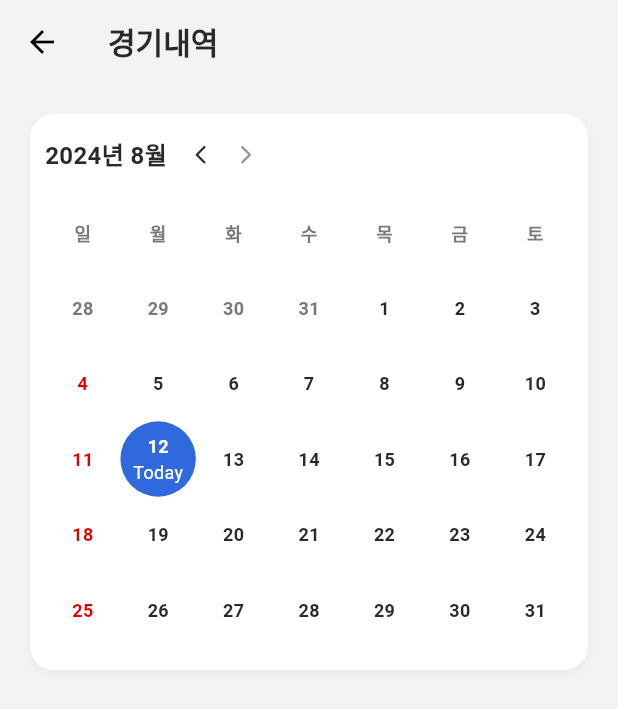
After one commit to KIMSEUNGWO/All_Of_Football_Flutter, a Flutter app: the MatchHistoryWidget screen opened directly, on a phone screen of 412 x 824 dp. The commit adds this screen. Shown: the top 709 px of the screen. Run offline on Flutter 3.47's test engine with Material 3 defaults, Android fonts, the light colour scheme and no system bars; our stand-ins replace carousel_slider, flutter_riverpod, flutter_svg, shared_preferences, skeletonizer; missing offline and left inert: dart:ffi, flutter_line_sdk; accounts and stored records are empty; Roboto replaces fonts that are missing (Pretendard); project files that could hold a hidden picture were left out.

Commit message:
feat : 캘린더구현중

```diff
--- /dev/null
+++ b/lib/widgets/component/calender.dart
@@ -0,0 +1,217 @@
+
+import 'package:all_of_football/widgets/component/custom_container.dart';
+import 'package:flutter/material.dart';
+import 'package:intl/intl.dart';
+
+class CalenderWidget extends StatefulWidget {
+  const CalenderWidget({super.key});
+
+  @override
+  State<CalenderWidget> createState() => _CalenderWidgetState();
+}
+
+class _CalenderWidgetState extends State<CalenderWidget> {
+
+  late PageController _pageController;
+  late DateTime _today;
+  late DateTime _selectDate;
+  late DateTime _currentDate;
+
+  final List<String> _weeks = ['일', '월', '화', '수', '목', '금', '토'];
+
+  void _preDate() {
+    setState(() {
+      _currentDate = DateTime(_currentDate.year, _currentDate.month - 1, 1);
+    });
+  }
+  void _nextDate() {
+    setState(() {
+      _currentDate = DateTime(_currentDate.year, _currentDate.month + 1, 1);
+    });
+  }
+  void _select(DateTime date) {
+    int cYear = _selectDate.year;
+    int cMonth = _selectDate.month;
+    int sYear = date.year;
+    int sMonth = date.month;
+
+    if (cYear > sYear || (cYear == sYear && cMonth > sMonth)) {
+      _preDate(); // 이전 달로 이동
+    } else if (cYear < sYear || (cYear == sYear && cMonth < sMonth)) {
+      _nextDate(); // 다음 달로 이동
+    }
+
+    setState(() {
+      _selectDate = date;
+    });
+  }
+
+  List<DateTime> generate(DateTime date) {
+    List<DateTime> result = [];
+
+    DateTime firstDayOfMonth = DateTime(date.year, date.month, 1);
+
+
+    int startWeekday = firstDayOfMonth.weekday % 7; // 1: 월요일, 7: 일요일
+    // 이전 달의 마지막 날짜들 추가
+    if (startWeekday > 0) {
+      for (int i = startWeekday; i > 0; i--) {
+        result.add(firstDayOfMonth.add(Duration(days: -1 * i)));
+      }
+    }
+
+    int daysInMonth = DateTime(date.year, date.month, 0).day; // 해당 월의 일수
+    for (int i=0;i<daysInMonth;i++) {
+      result.add(firstDayOfMonth.add(Duration(days: i)));
+    }
+
+    // 다음 달의 첫 날짜들 추가
+    int remainingDays = 7 - result.length % 7;
+    if (remainingDays < 7) {
+      for (int i = 1; i <= remainingDays; i++) {
+        result.add(firstDayOfMonth.add(Duration(days: daysInMonth + i - 1)));
+      }
+    }
+
+    return result;
+
+  }
+
+  @override
+  void initState() {
+    DateTime now = DateTime.now();
+    _today = DateTime(now.year, now.month, now.day);
+    _currentDate = DateTime(now.year, now.month, 1);
+    _selectDate = DateTime(now.year, now.month, now.day);
+    _pageController = PageController();
+    super.initState();
+  }
+
+  @override
+  void dispose() {
+    _pageController.dispose();
+    super.dispose();
+  }
+  @override
+  Widget build(BuildContext context) {
+
+    List<DateTime> calendar = generate(_currentDate);
+
+    return CustomContainer(
+      padding: const EdgeInsets.symmetric(horizontal: 10, vertical: 15),
+      child: Column(
+        children: [
+          Row(
+            children: [
+              Text(DateFormat('yyyy년 M월').format(_currentDate),
+                style: TextStyle(
+                  color: Theme.of(context).colorScheme.primary,
+                  fontSize: Theme.of(context).textTheme.displaySmall!.fontSize,
+                  fontWeight: FontWeight.w600
+                ),
+              ),
+              const SizedBox(width: 15,),
+              Row(
+                children: [
+                  GestureDetector(
+                    onTap: _preDate,
+                    child: Icon(Icons.arrow_back_ios_new_rounded,
+                      size: 15,
+                      color: Color(0xFF292929),
+                    ),
+                  ),
+                  SizedBox(width: 15,),
+                  GestureDetector(
+                    onTap: _nextDate,
+                    child: Icon(Icons.arrow_forward_ios_rounded,
+                      size: 15,
+                      color: Color(0xFF999999),
+                    ),
+                  ),
+                ],
+              ),
+            ],
+          ),
+          const SizedBox(height: 15,),
+          Column(
+            children: [
+              GridView.builder(
+                padding: EdgeInsets.zero,
+                physics: const NeverScrollableScrollPhysics(),
+                shrinkWrap: true,
+                gridDelegate: const SliverGridDelegateWithFixedCrossAxisCount(
+                  crossAxisCount: 7, // 한 줄에 7개의 항목(요일 수)
+                ),
+                itemCount: 7,
+                itemBuilder: (context, index) {
+                  return Center(
+                    child: Text(_weeks[index],
+                      style: TextStyle(
+                          fontSize: Theme.of(context).textTheme.bodyMedium!.fontSize,
+                          fontWeight: FontWeight.w600
+                      ),
+                    ),
+                  );
+                },
+              ),
+              GridView.builder(
+                padding: EdgeInsets.zero,
+                physics: const NeverScrollableScrollPhysics(),
+                shrinkWrap: true,
+                gridDelegate: const SliverGridDelegateWithFixedCrossAxisCount(
+                  crossAxisCount: 7, // 한 줄에 7개의 항목(요일 수)
+                ),
+                itemCount: calendar.length,
+                itemBuilder: (context, index) {
+
+                  DateTime date = calendar[index];
+                  bool isToday = _today.compareTo(date) == 0;
+                  bool isSelectDay = _selectDate.compareTo(date) == 0;
+
+                  return GestureDetector(
+                    onTap: () {
+                      _select(date);
+                    },
+                    child: Container(
+                      decoration: BoxDecoration(
+                          borderRadius: BorderRadius.circular(100),
+                          color: isSelectDay
+                              ? Theme.of(context).colorScheme.onPrimary
+                              : null
+                      ),
+                      child: Center(
+                        child: Column(
+                          mainAxisSize: MainAxisSize.min,
+                          children: [
+                            Text('${date.day}',
+                              style: TextStyle(
+                                  fontSize: Theme.of(context).textTheme.bodyMedium!.fontSize,
+                                  fontWeight: FontWeight.w600,
+                                  color: (_currentDate.year != date.year || _currentDate.month != date.month) ? const Color(0xFF797979)
+                                      : isSelectDay ? Colors.white
+                                      : date.weekday == 7 ? const Color(0xFFE30000)
+                                      : const Color(0xFF292929)
+                              ),
+                            ),
+                            if (isToday)
+                              Text('Today',
+                                style: TextStyle(
+                                    fontStyle: Theme.of(context).textTheme.bodySmall!.fontStyle,
+                                    color: isSelectDay ? Colors.white
+                                        : null
+                                ),
+                              )
+                          ],
+                        ),
+                      ),
+                    ),
+                  );
+                },
+              ),
+            ],
+          ),
+        ],
+      ),
+    );
+  }
+}
--- a/lib/widgets/component/custom_container.dart
+++ b/lib/widgets/component/custom_container.dart
@@ -7,11 +7,11 @@ class CustomContainer extends StatelessWidget {
   final double? width;
   final double? height;
   final EdgeInsets? margin;
-  BoxConstraints? constraints;
-  EdgeInsets? padding;
-  BorderRadius? radius;
+  final BoxConstraints? constraints;
+  final EdgeInsets? padding;
+  final BorderRadius? radius;
 
-  CustomContainer({super.key, this.width, this.height, this.margin, this.radius, this.child, this.padding, this.constraints});
+  const CustomContainer({super.key, this.width, this.height, this.margin, this.radius, this.child, this.padding, this.constraints});
 
   @override
   Widget build(BuildContext context) {
--- a/lib/widgets/component/search_data.dart
+++ b/lib/widgets/component/search_data.dart
@@ -6,6 +6,7 @@ import 'package:all_of_football/notifier/region_notifier.dart';
 import 'package:flutter/material.dart';
 
 import 'package:flutter_riverpod/flutter_riverpod.dart';
+import 'package:intl/intl.dart';
 
 class SearchData extends ConsumerStatefulWidget {
   final Function(SearchCondition condition) search;
@@ -138,13 +139,7 @@ class _SelectDate extends StatelessWidget {
   final Function(int index) changeDate;
   final List<DateTime> dateList;
 
-  _SelectDate({required this.selectedDateIndex, required this.changeDate, required this.dateList});
-
-  final List<String> daysOfWeek = ['월', '화', '수', '목', '금', '토', '일'];
-  String _formatDayOfWeek(DateTime date) {
-    // 요일을 한글로 매핑
-    return daysOfWeek[date.weekday - 1];
-  }
+  const _SelectDate({required this.selectedDateIndex, required this.changeDate, required this.dateList});
 
   @override
   Widget build(BuildContext context) {
@@ -172,7 +167,7 @@ class _SelectDate extends StatelessWidget {
                     child: Column(
                       mainAxisAlignment: MainAxisAlignment.center,
                       children: [
-                        Text(_formatDayOfWeek(dateList[i]),
+                        Text(DateFormat('E', 'ko_KR').format(dateList[i]),
                           style: TextStyle(
                               color: dateList[i].weekday == 7 ? Colors.red
                               : selectedDateIndex == i
--- a/lib/widgets/pages/mainpages/mypage_page.dart
+++ b/lib/widgets/pages/mainpages/mypage_page.dart
@@ -2,6 +2,7 @@
 import 'package:all_of_football/component/svg_icon.dart';
 import 'package:all_of_football/widgets/component/custom_container.dart';
 import 'package:all_of_football/widgets/component/user_profile_wiget.dart';
+import 'package:all_of_football/widgets/pages/poppages/match_history_page.dart';
 import 'package:flutter/material.dart';
 
 import 'package:skeletonizer/skeletonizer.dart';
@@ -229,7 +230,9 @@ class _MyPageWidgetState extends State<MyPageWidget> with AutomaticKeepAliveClie
                         ),
                         title: '경기내역',
                         onPressed: (){
-
+                          Navigator.push(context, MaterialPageRoute(builder: (context) {
+                            return MatchHistoryWidget();
+                          },));
                         },
                       ),
                       const SizedBox(height: 10,),
@@ -266,7 +269,9 @@ class _Menu extends StatelessWidget {
 
   @override
   Widget build(BuildContext context) {
-    return Row(
+    return GestureDetector(
+      onTap: onPressed,
+      child: Row(
         mainAxisAlignment: MainAxisAlignment.spaceBetween,
         children: [
           Skeleton.ignore(
@@ -291,6 +296,7 @@ class _Menu extends StatelessWidget {
           )
 
         ],
+      ),
     );
   }
 }
--- /dev/null
+++ b/lib/widgets/pages/poppages/match_history_page.dart
@@ -0,0 +1,32 @@
+
+import 'package:all_of_football/widgets/component/calender.dart';
+import 'package:flutter/material.dart';
+
+class MatchHistoryWidget extends StatefulWidget {
+  const MatchHistoryWidget({super.key});
+
+  @override
+  State<MatchHistoryWidget> createState() => _MatchHistoryWidgetState();
+}
+
+class _MatchHistoryWidgetState extends State<MatchHistoryWidget> {
+  @override
+  Widget build(BuildContext context) {
+    return Scaffold(
+      appBar: AppBar(
+        title: const Text('경기내역'),
+      ),
+      body: Padding(
+        padding: const EdgeInsets.symmetric(horizontal: 20),
+        child: SingleChildScrollView(
+          child: Column(
+            children: [
+              const SizedBox(height: 20,),
+              CalenderWidget(),
+            ],
+          ),
+        ),
+      ),
+    );
+  }
+}
```
Lines whose indentation alone changed are shown as unchanged.
